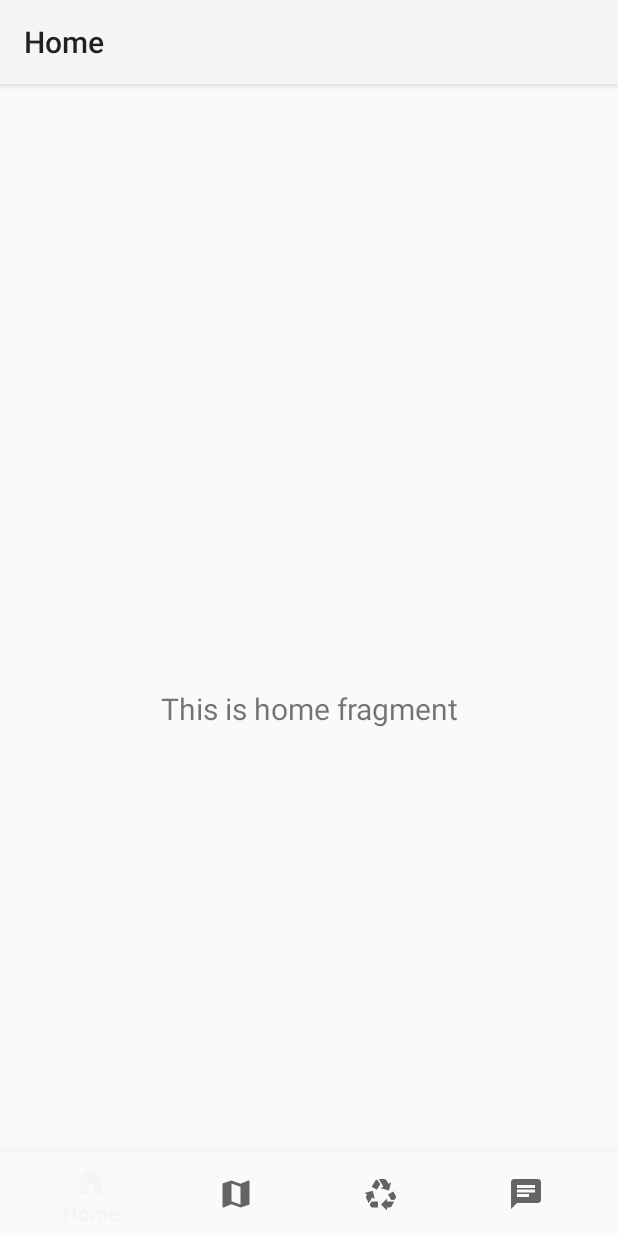
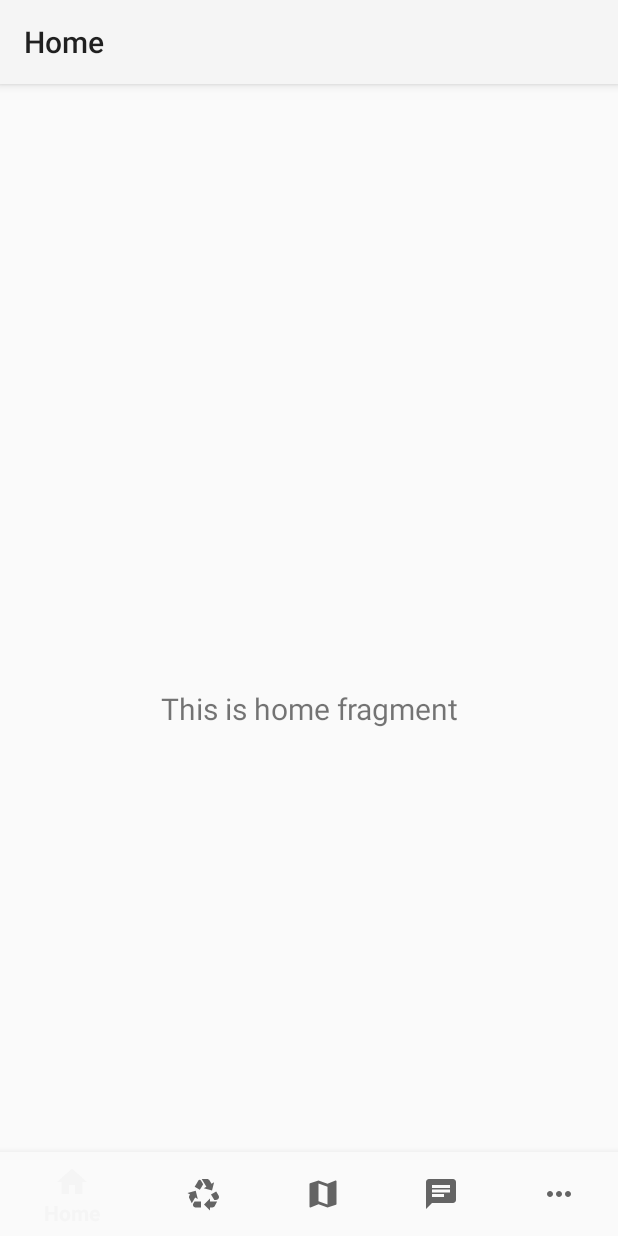
Before and after one commit to DonFalton/EcoApp2, an Android app: the screen it shows after launch (MainActivity), on a phone screen of 412 x 824 dp. Run offline under Robolectric (Android 15) with nearby library versions, the phone set to English and light mode, and no system bars; our stand-ins replace navigation-ui.

Commit message:
I modified the order of icons and try to do the MenuPopUp, but isn't working. We need to check that later.

```diff
--- a/app/src/main/res/menu/bottom_nav_menu.xml
+++ b/app/src/main/res/menu/bottom_nav_menu.xml
@@ -7,19 +7,23 @@
         android:title="@string/title_home" />
 
     <item
+        android:id="@+id/navigation_dashboard"
+        android:icon="@drawable/baseline_recycling_24"
+        android:title="@string/title_dashboard" />
+
+    <item
         android:id="@+id/navigation_map"
         android:icon="@drawable/baseline_map_24"
         android:title="@string/title_map" />
-
-    <item
-        android:id="@+id/navigation_dashboard"
-        android:icon="@drawable/baseline_recycling_24"
-        android:title="@string/title_dashboard" />
 
     <item
         android:id="@+id/navigation_notifications"
         android:icon="@drawable/baseline_chat_24"
         android:title="@string/title_notifications" />
 
+    <item
+        android:id="@+id/navigation_more"
+        android:icon="@drawable/baseline_more_horiz_24"
+        android:title="@string/title_more" />
 
 </menu>
--- /dev/null
+++ b/app/src/main/res/menu/menu_more.xml
@@ -0,0 +1,12 @@
+<menu xmlns:android="http://schemas.android.com/apk/res/android">
+    <item android:id="@+id/action_messages"
+        android:title="Mensajes/Notificaciones" />
+    <item android:id="@+id/action_settings"
+        android:title="Ajustes" />
+    <item android:id="@+id/action_help"
+        android:title="Ayuda" />
+    <item android:id="@+id/action_contact"
+        android:title="Contacto" />
+    <item android:id="@+id/action_about"
+        android:title="Acerca de" />
+</menu>
--- a/app/src/main/res/navigation/mobile_navigation.xml
+++ b/app/src/main/res/navigation/mobile_navigation.xml
@@ -29,4 +29,34 @@
         android:label="@string/title_map"
         tools:layout="@layout/fragment_map" />
 
+    <fragment
+        android:id="@+id/navigation_messages"
+        android:name="com.tgf.ecoapp.ui.others.messages.MessagesFragment"
+        android:label="@string/title_messages"
+        tools:layout="@layout/fragment_messages" />
+
+    <fragment
+        android:id="@+id/navigation_settings"
+        android:name="com.tgf.ecoapp.ui.others.SettingsFragment"
+        android:label="@string/title_settings"
+        tools:layout="@layout/fragment_settings" />
+
+    <fragment
+        android:id="@+id/navigation_help"
+        android:name="com.tgf.ecoapp.ui.others.HelpFragment"
+        android:label="@string/title_help"
+        tools:layout="@layout/fragment_help" />
+
+    <fragment
+        android:id="@+id/navigation_contact"
+        android:name="com.tgf.ecoapp.ui.others.ContactFragment"
+        android:label="@string/title_contact"
+        tools:layout="@layout/fragment_contact" />
+
+    <fragment
+        android:id="@+id/navigation_about"
+        android:name="com.tgf.ecoapp.ui.others.AboutFragment"
+        android:label="@string/title_about"
+        tools:layout="@layout/fragment_about" />
+
 </navigation>
--- a/app/src/main/res/values/strings.xml
+++ b/app/src/main/res/values/strings.xml
@@ -6,4 +6,11 @@
     <!-- TODO: Remove or change this placeholder text -->
     <string name="hello_blank_fragment">Hello blank fragment</string>
     <string name="title_map">Mapa</string>
+    <string name="title_more">Otros</string>
+    <string name="title_messages">Mensajes</string>
+    <string name="title_settings">Ajustes</string>
+    <string name="title_help">Ayuda</string>
+    <string name="title_contact">Contacto</string>
+    <string name="title_about">Acerca de</string>
+
 </resources>
```
Also changed, not shown: app/src/main/java/com/tgf/ecoapp/MainActivity.java (+45 -2 lines), app/src/main/java/com/tgf/ecoapp/ui/others/AboutFragment.java (added, +66 -0 lines), app/src/main/java/com/tgf/ecoapp/ui/others/ContactFragment.java (added, +66 -0 lines), app/src/main/java/com/tgf/ecoapp/ui/others/HelpFragment.java (added, +66 -0 lines), app/src/main/java/com/tgf/ecoapp/ui/others/SettingsFragment.java (added, +66 -0 lines), app/src/main/java/com/tgf/ecoapp/ui/others/messages/MessagesFragment.java (added, +42 -0 lines), app/src/main/java/com/tgf/ecoapp/ui/others/messages/MessagesViewModel.java (added, +34 -0 lines), app/src/main/java/com/tgf/ecoapp/ui/recycle/Container.java (added, +8 -0 lines), app/src/main/res/layout/fragment_about.xml (added, +14 -0 lines), app/src/main/res/layout/fragment_contact.xml (added, +14 -0 lines), app/src/main/res/layout/fragment_help.xml (added, +14 -0 lines), app/src/main/res/layout/fragment_messages.xml (added, +14 -0 lines), app/src/main/res/layout/fragment_settings.xml (added, +14 -0 lines).
